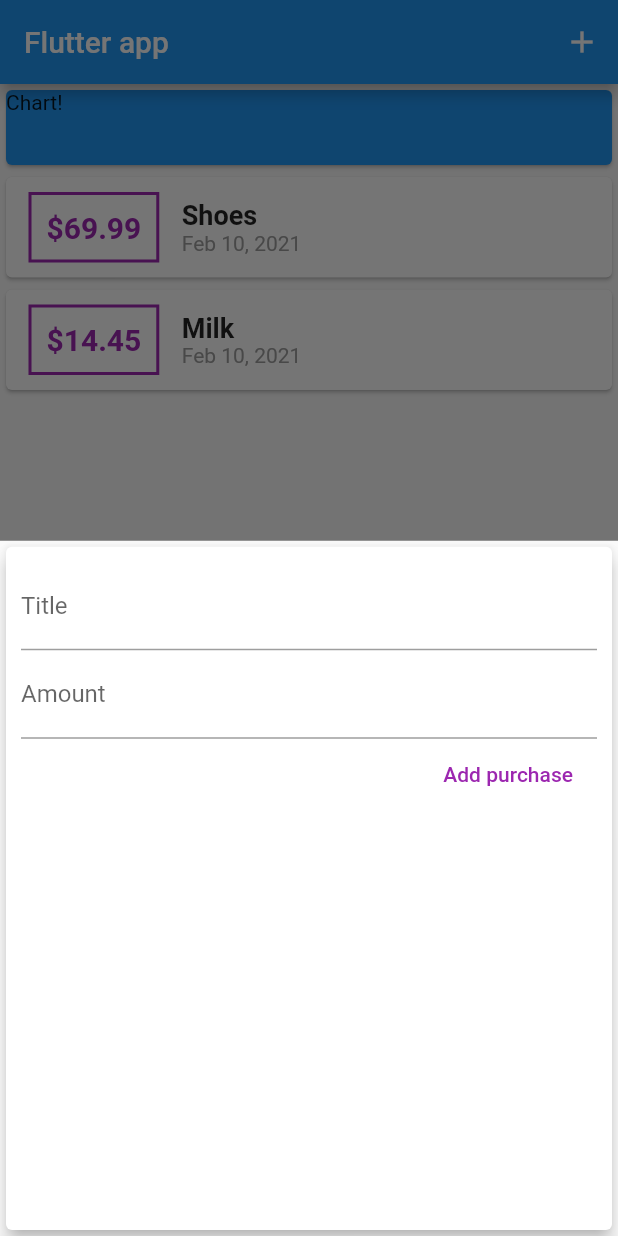
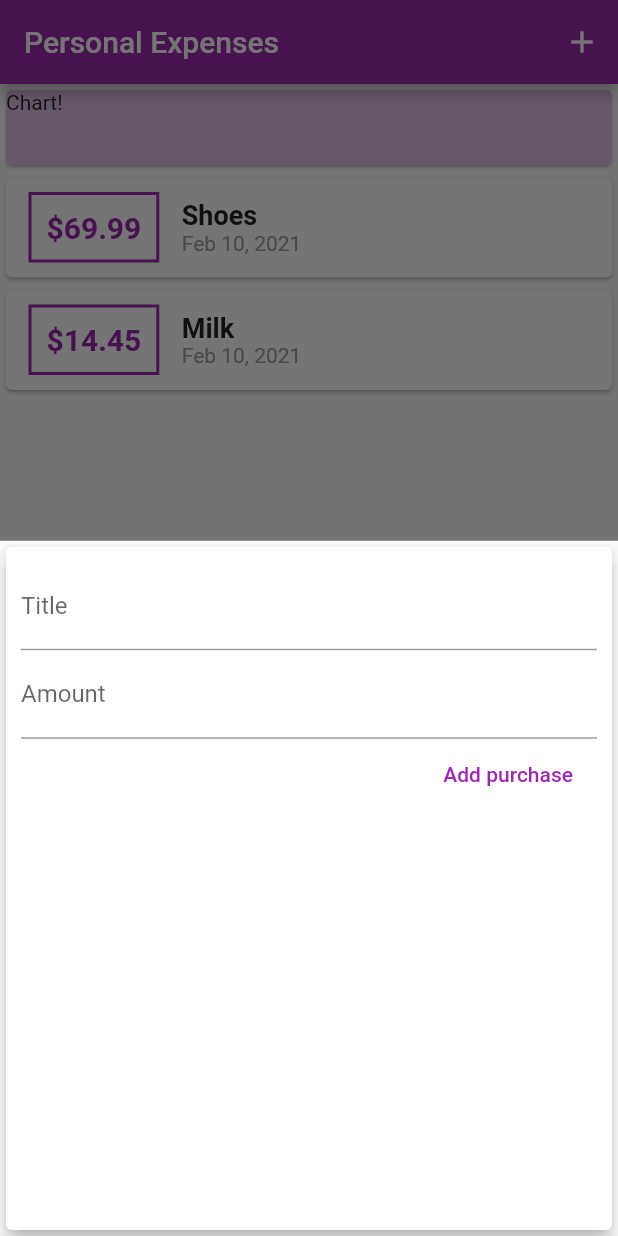
Before and after one commit to MaksymShokin/Personal_Expenses, a Flutter app: the screen it shows after launch, after a tap on the "add" icon, on a phone screen of 412 x 824 dp. Run offline on Flutter 3.47's test engine with Material 2 defaults, Android fonts, the phone set to English and light mode, and no system bars.

Commit message:
theme-colors

```diff
--- a/lib/main.dart
+++ b/lib/main.dart
@@ -13,7 +13,11 @@ class MyApp extends StatelessWidget {
   @override
   Widget build(BuildContext context) {
     return MaterialApp(
-      title: 'Flutter App',
+      title: 'Personal Expenses',
+      theme: ThemeData(
+        primarySwatch: Colors.purple,
+        accentColor: Colors.amber, // only color, no swatch
+      ),
       home: MyHomePage(),
     );
   }
@@ -64,7 +68,7 @@ class _MyHomePageState extends State<MyHomePage> {
   Widget build(BuildContext context) {
     return Scaffold(
       appBar: AppBar(
-        title: Text('Flutter app'),
+        title: Text('Personal Expenses'),
         actions: [
           IconButton(
             icon: Icon(Icons.add),
@@ -77,7 +81,7 @@ class _MyHomePageState extends State<MyHomePage> {
           mainAxisAlignment: MainAxisAlignment.start,
           children: <Widget>[
             Card(
-              color: Colors.blue,
+              color: Theme.of(context).primaryColorLight,
               child: Container(
                 width: double.infinity,
                 height: 50,
--- a/lib/widgets/new_transaction.dart
+++ b/lib/widgets/new_transaction.dart
@@ -1,11 +1,17 @@
 import 'package:flutter/material.dart';
 
-class NewTransaction extends StatelessWidget {
+class NewTransaction extends StatefulWidget {
   final Function addTransaction;
+
+  NewTransaction(this.addTransaction);
+
+  @override
+  _NewTransactionState createState() => _NewTransactionState();
+}
+
+class _NewTransactionState extends State<NewTransaction> {
   final titleController = TextEditingController();
   final amountController = TextEditingController();
-
-  NewTransaction(this.addTransaction);
 
   void addTx() {
     final title = titleController.text;
@@ -15,7 +21,9 @@ class NewTransaction extends StatelessWidget {
       return;
     }
 
-    addTransaction(title, amount);
+    widget.addTransaction(title, amount);
+
+    Navigator.of(context).pop(); //close bottom sheet
   }
 
   @override
--- a/lib/widgets/transactions_list.dart
+++ b/lib/widgets/transactions_list.dart
@@ -9,7 +9,7 @@ class TransactionsList extends StatelessWidget {
   @override
   Widget build(BuildContext context) {
     return Container(
-      height: 300,
+      height: 700,
       child: ListView.builder(
         itemCount: transactions.length,
         itemBuilder: (ctx, index) {
@@ -33,7 +33,7 @@ class TransactionsList extends StatelessWidget {
                     style: TextStyle(
                       fontWeight: FontWeight.bold,
                       fontSize: 20,
-                      color: Colors.purple,
+                      color: Theme.of(context).primaryColor,
                     ),
                   ),
                 ),
```
